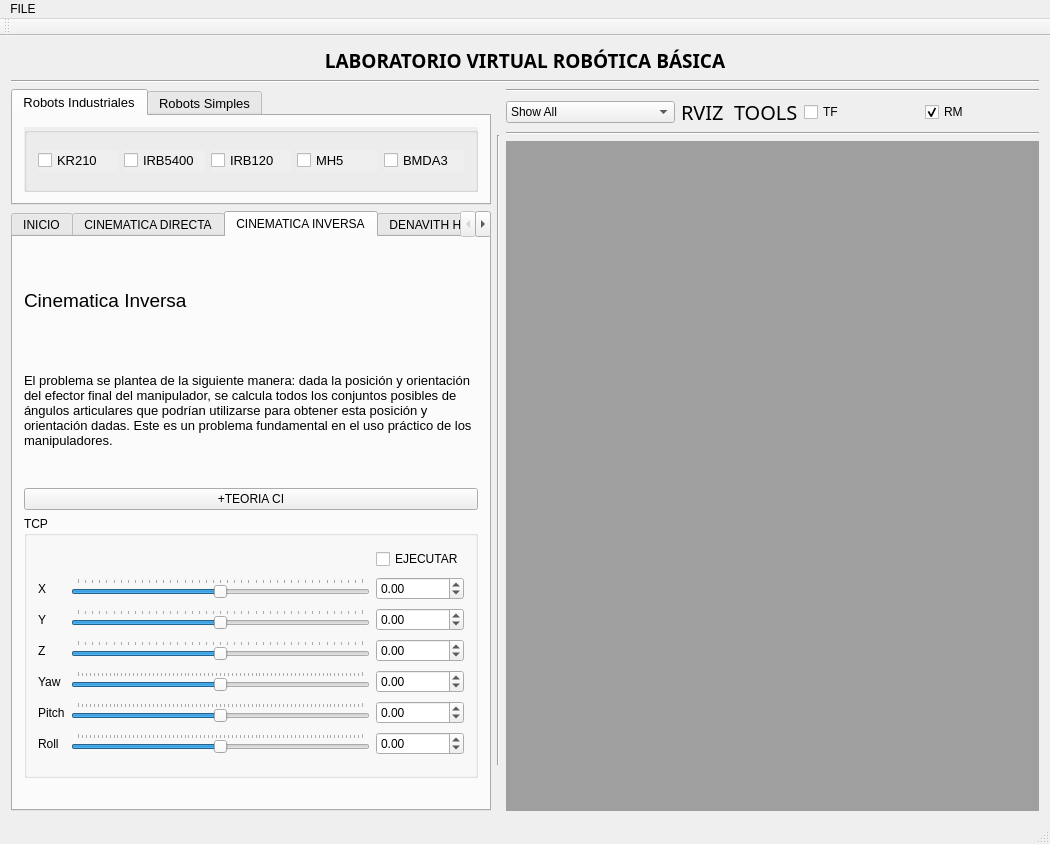
Before: the Qt Designer form guivigir/rosgui.ui in myalfred03/guiqmake, drawn with Qt 5.
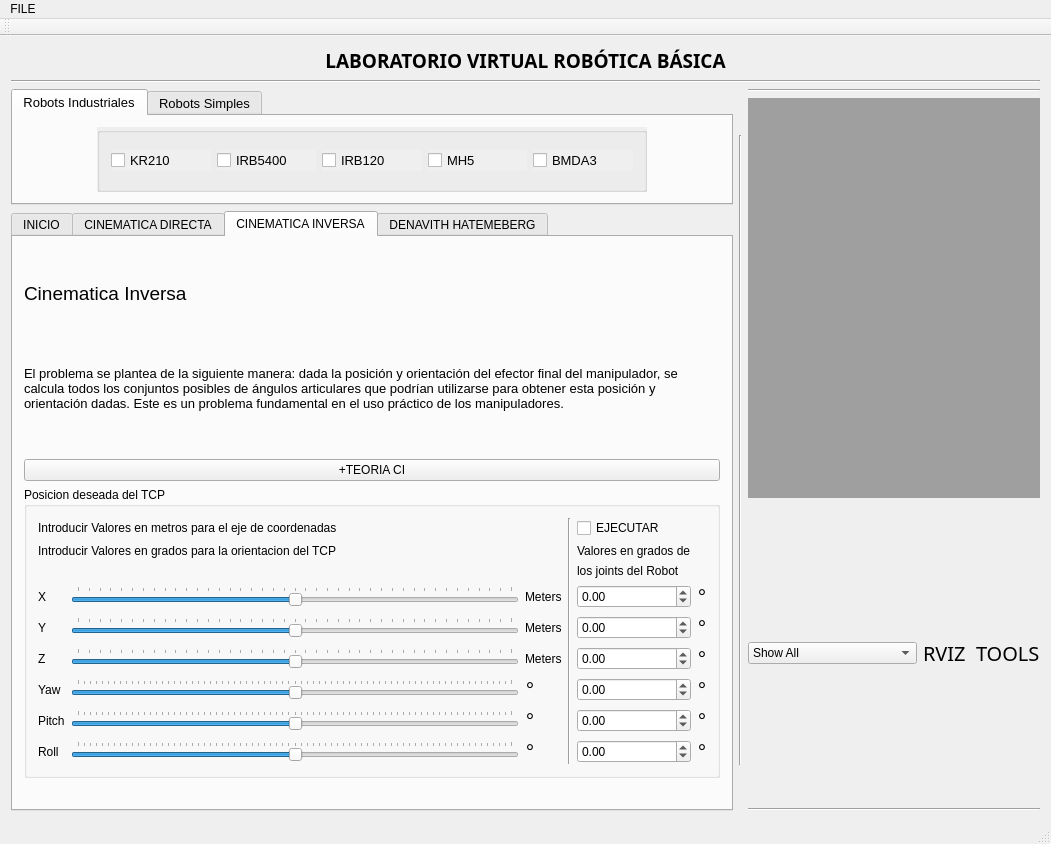
After: the same form once the commit is applied. The open tabs and pages were chosen to show the change. Icons and pictures are not drawn.

The edit to the form file:
```diff
--- a/guivigir/rosgui.ui
+++ b/guivigir/rosgui.ui
@@ -6,7 +6,7 @@
    <rect>
     <x>0</x>
     <y>0</y>
-    <width>1050</width>
+    <width>1051</width>
     <height>844</height>
    </rect>
   </property>
@@ -696,24 +696,48 @@
                 <item row="0" column="0">
                  <widget class="QGroupBox" name="groupBox">
                   <property name="title">
-                   <string>TCP</string>
+                   <string>Posicion deseada del TCP</string>
                   </property>
                   <layout class="QGridLayout" name="gridLayout_14">
-                   <item row="0" column="2">
+                   <item row="0" column="0" colspan="3">
+                    <widget class="QLabel" name="label_38">
+                     <property name="text">
+                      <string>Introducir Valores en metros para el eje de coordenadas</string>
+                     </property>
+                     <property name="wordWrap">
+                      <bool>true</bool>
+                     </property>
+                    </widget>
+                   </item>
+                   <item row="2" column="6">
+                    <widget class="QLabel" name="label_41">
+                     <property name="text">
+                      <string>los joints del Robot</string>
+                     </property>
+                    </widget>
+                   </item>
+                   <item row="0" column="6">
                     <widget class="QCheckBox" name="checkBox">
                      <property name="text">
                       <string>EJECUTAR</string>
                      </property>
                     </widget>
                    </item>
-                   <item row="1" column="0">
+                   <item row="3" column="2">
+                    <widget class="QLabel" name="label_32">
+                     <property name="text">
+                      <string>Meters</string>
+                     </property>
+                    </widget>
+                   </item>
+                   <item row="3" column="0">
                     <widget class="QLabel" name="label_2">
                      <property name="text">
                       <string>X</string>
                      </property>
                     </widget>
                    </item>
-                   <item row="1" column="1">
+                   <item row="3" column="1">
                     <widget class="QSlider" name="xSlider">
                      <property name="minimum">
                       <number>-100</number>
@@ -735,7 +759,7 @@
                      </property>
                     </widget>
                    </item>
-                   <item row="1" column="2">
+                   <item row="3" column="6">
                     <widget class="QDoubleSpinBox" name="xBox">
                      <property name="minimumSize">
                       <size>
@@ -757,14 +781,14 @@
                      </property>
                     </widget>
                    </item>
-                   <item row="2" column="0">
+                   <item row="4" column="0">
                     <widget class="QLabel" name="label_4">
                      <property name="text">
                       <string>Y</string>
                      </property>
                     </widget>
                    </item>
-                   <item row="2" column="1">
+                   <item row="4" column="1">
                     <widget class="QSlider" name="ySlider">
                      <property name="minimum">
                       <number>-100</number>
@@ -786,7 +810,7 @@
                      </property>
                     </widget>
                    </item>
-                   <item row="2" column="2">
+                   <item row="4" column="6">
                     <widget class="QDoubleSpinBox" name="yBox">
                      <property name="minimumSize">
                       <size>
@@ -808,14 +832,14 @@
                      </property>
                     </widget>
                    </item>
-                   <item row="3" column="0">
+                   <item row="5" column="0">
                     <widget class="QLabel" name="label_19">
                      <property name="text">
                       <string>Z</string>
                      </property>
                     </widget>
                    </item>
-                   <item row="3" column="1">
+                   <item row="5" column="1">
                     <widget class="QSlider" name="zSlider">
                      <property name="minimum">
                       <number>-100</number>
@@ -840,7 +864,7 @@
                      </property>
                     </widget>
                    </item>
-                   <item row="3" column="2">
+                   <item row="5" column="6">
                     <widget class="QDoubleSpinBox" name="zBox">
                      <property name="minimumSize">
                       <size>
@@ -862,14 +886,14 @@
                      </property>
                     </widget>
                    </item>
-                   <item row="4" column="0">
+                   <item row="6" column="0">
                     <widget class="QLabel" name="label_16">
                      <property name="text">
                       <string>Yaw</string>
                      </property>
                     </widget>
                    </item>
-                   <item row="4" column="1">
+                   <item row="6" column="1">
                     <widget class="QSlider" name="yawSlider">
                      <property name="minimum">
                       <number>-180</number>
@@ -894,7 +918,7 @@
                      </property>
                     </widget>
                    </item>
-                   <item row="4" column="2">
+                   <item row="6" column="6">
                     <widget class="QDoubleSpinBox" name="yawBox">
                      <property name="minimumSize">
                       <size>
@@ -916,14 +940,14 @@
                      </property>
                     </widget>
                    </item>
-                   <item row="5" column="0">
+                   <item row="7" column="0">
                     <widget class="QLabel" name="label_17">
                      <property name="text">
                       <string>Pitch</string>
                      </property>
                     </widget>
                    </item>
-                   <item row="5" column="1">
+                   <item row="7" column="1">
                     <widget class="QSlider" name="pitchSlider">
                      <property name="minimum">
                       <number>-180</number>
@@ -948,7 +972,7 @@
                      </property>
                     </widget>
                    </item>
-                   <item row="5" column="2">
+                   <item row="7" column="6">
                     <widget class="QDoubleSpinBox" name="pitchBox">
                      <property name="minimumSize">
                       <size>
@@ -970,14 +994,14 @@
                      </property>
                     </widget>
                    </item>
-                   <item row="6" column="0">
+                   <item row="8" column="0">
                     <widget class="QLabel" name="label_18">
                      <property name="text">
                       <string>Roll</string>
                      </property>
                     </widget>
                    </item>
-                   <item row="6" column="1">
+                   <item row="8" column="1">
                     <widget class="QSlider" name="rollSlider">
                      <property name="minimum">
                       <number>-180</number>
@@ -1002,7 +1026,7 @@
                      </property>
                     </widget>
                    </item>
-                   <item row="6" column="2">
+                   <item row="8" column="6">
                     <widget class="QDoubleSpinBox" name="rollBox">
                      <property name="minimumSize">
                       <size>
@@ -1024,6 +1048,158 @@
                      </property>
                     </widget>
                    </item>
+                   <item row="5" column="2">
+                    <widget class="QLabel" name="label_34">
+                     <property name="text">
+                      <string>Meters</string>
+                     </property>
+                    </widget>
+                   </item>
+                   <item row="6" column="2">
+                    <widget class="QLabel" name="label_35">
+                     <property name="font">
+                      <font>
+                       <pointsize>16</pointsize>
+                       <italic>true</italic>
+                      </font>
+                     </property>
+                     <property name="text">
+                      <string>°</string>
+                     </property>
+                    </widget>
+                   </item>
+                   <item row="7" column="2">
+                    <widget class="QLabel" name="label_36">
+                     <property name="font">
+                      <font>
+                       <pointsize>16</pointsize>
+                       <italic>true</italic>
+                      </font>
+                     </property>
+                     <property name="text">
+                      <string>°</string>
+                     </property>
+                    </widget>
+                   </item>
+                   <item row="4" column="2">
+                    <widget class="QLabel" name="label_33">
+                     <property name="text">
+                      <string>Meters</string>
+                     </property>
+                    </widget>
+                   </item>
+                   <item row="1" column="6">
+                    <widget class="QLabel" name="label_40">
+                     <property name="text">
+                      <string>Valores en grados de</string>
+                     </property>
+                    </widget>
+                   </item>
+                   <item row="8" column="2">
+                    <widget class="QLabel" name="label_37">
+                     <property name="font">
+                      <font>
+                       <pointsize>16</pointsize>
+                       <italic>true</italic>
+                      </font>
+                     </property>
+                     <property name="text">
+                      <string>°</string>
+                     </property>
+                    </widget>
+                   </item>
+                   <item row="3" column="7">
+                    <widget class="QLabel" name="label_42">
+                     <property name="font">
+                      <font>
+                       <pointsize>16</pointsize>
+                       <italic>true</italic>
+                      </font>
+                     </property>
+                     <property name="text">
+                      <string>°</string>
+                     </property>
+                    </widget>
+                   </item>
+                   <item row="1" column="0" colspan="3">
+                    <widget class="QLabel" name="label_39">
+                     <property name="text">
+                      <string>Introducir Valores en grados para la orientacion del TCP</string>
+                     </property>
+                    </widget>
+                   </item>
+                   <item row="0" column="3" rowspan="9">
+                    <widget class="Line" name="line_2">
+                     <property name="orientation">
+                      <enum>Qt::Vertical</enum>
+                     </property>
+                    </widget>
+                   </item>
+                   <item row="4" column="7">
+                    <widget class="QLabel" name="label_43">
+                     <property name="font">
+                      <font>
+                       <pointsize>16</pointsize>
+                       <italic>true</italic>
+                      </font>
+                     </property>
+                     <property name="text">
+                      <string>°</string>
+                     </property>
+                    </widget>
+                   </item>
+                   <item row="5" column="7">
+                    <widget class="QLabel" name="label_44">
+                     <property name="font">
+                      <font>
+                       <pointsize>16</pointsize>
+                       <italic>true</italic>
+                      </font>
+                     </property>
+                     <property name="text">
+                      <string>°</string>
+                     </property>
+                    </widget>
+                   </item>
+                   <item row="6" column="7">
+                    <widget class="QLabel" name="label_45">
+                     <property name="font">
+                      <font>
+                       <pointsize>16</pointsize>
+                       <italic>true</italic>
+                      </font>
+                     </property>
+                     <property name="text">
+                      <string>°</string>
+                     </property>
+                    </widget>
+                   </item>
+                   <item row="7" column="7">
+                    <widget class="QLabel" name="label_46">
+                     <property name="font">
+                      <font>
+                       <pointsize>16</pointsize>
+                       <italic>true</italic>
+                      </font>
+                     </property>
+                     <property name="text">
+                      <string>°</string>
+                     </property>
+                    </widget>
+                   </item>
+                   <item row="8" column="7">
+                    <widget class="QLabel" name="label_47">
+                     <property name="font">
+                      <font>
+                       <pointsize>16</pointsize>
+                       <italic>true</italic>
+                      </font>
+                     </property>
+                     <property name="text">
+                      <string>°</string>
+                     </property>
+                    </widget>
+                   </item>
                   </layout>
                  </widget>
                 </item>
@@ -1353,6 +1529,16 @@
             </property>
            </widget>
           </item>
+          <item>
+           <widget class="QMdiArea" name="mdiArea">
+            <property name="sizePolicy">
+             <sizepolicy hsizetype="Preferred" vsizetype="Preferred">
+              <horstretch>0</horstretch>
+              <verstretch>0</verstretch>
+             </sizepolicy>
+            </property>
+           </widget>
+          </item>
           <item>
            <layout class="QHBoxLayout" name="horizontalLayout_3">
             <item>
@@ -1417,23 +1603,6 @@
               </property>
              </widget>
             </item>
-            <item>
-             <widget class="QCheckBox" name="checkBox_2">
-              <property name="text">
-               <string>TF </string>
-              </property>
-             </widget>
-            </item>
-            <item>
-             <widget class="QCheckBox" name="checkBox_3">
-              <property name="text">
-               <string>RM</string>
-              </property>
-              <property name="checked">
-               <bool>true</bool>
-              </property>
-             </widget>
-            </item>
            </layout>
           </item>
           <item>
@@ -1444,18 +1613,7 @@
            </widget>
           </item>
           <item>
-           <layout class="QGridLayout" name="gridLayout_10">
-            <item row="0" column="0">
-             <widget class="QMdiArea" name="mdiArea">
-              <property name="sizePolicy">
-               <sizepolicy hsizetype="Preferred" vsizetype="Preferred">
-                <horstretch>0</horstretch>
-                <verstretch>0</verstretch>
-               </sizepolicy>
-              </property>
-             </widget>
-            </item>
-           </layout>
+           <layout class="QGridLayout" name="gridLayout_10"/>
           </item>
          </layout>
         </item>
@@ -1497,7 +1655,7 @@
     <rect>
      <x>0</x>
      <y>0</y>
-     <width>1050</width>
+     <width>1051</width>
      <height>19</height>
     </rect>
    </property>
```
Left out of the diff: 268 changed lines with no effect on the pictures.
